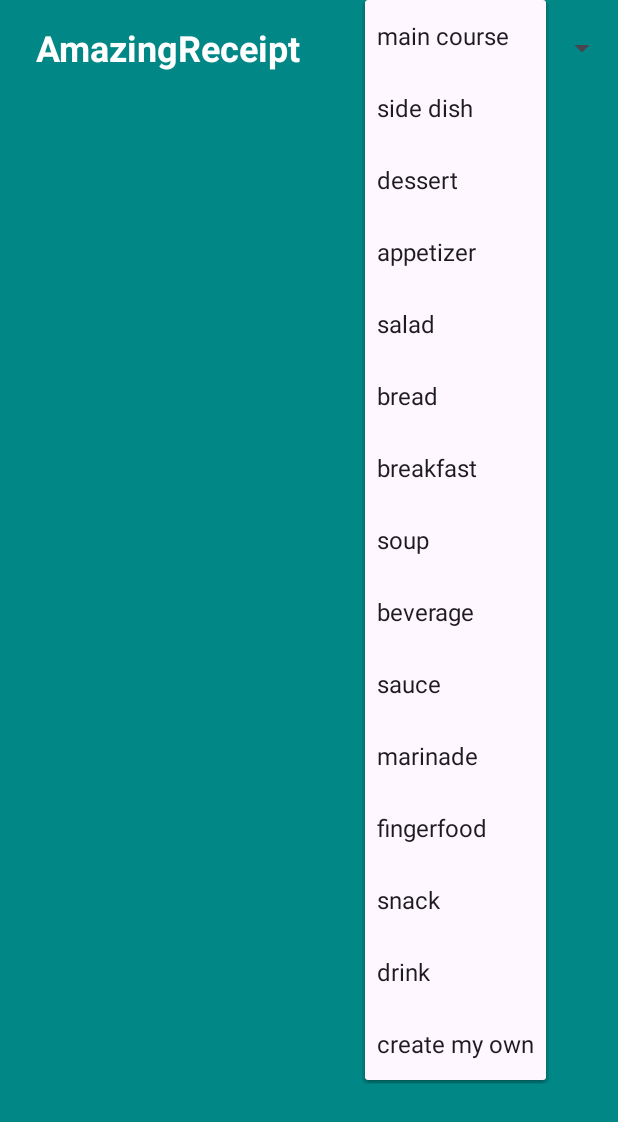
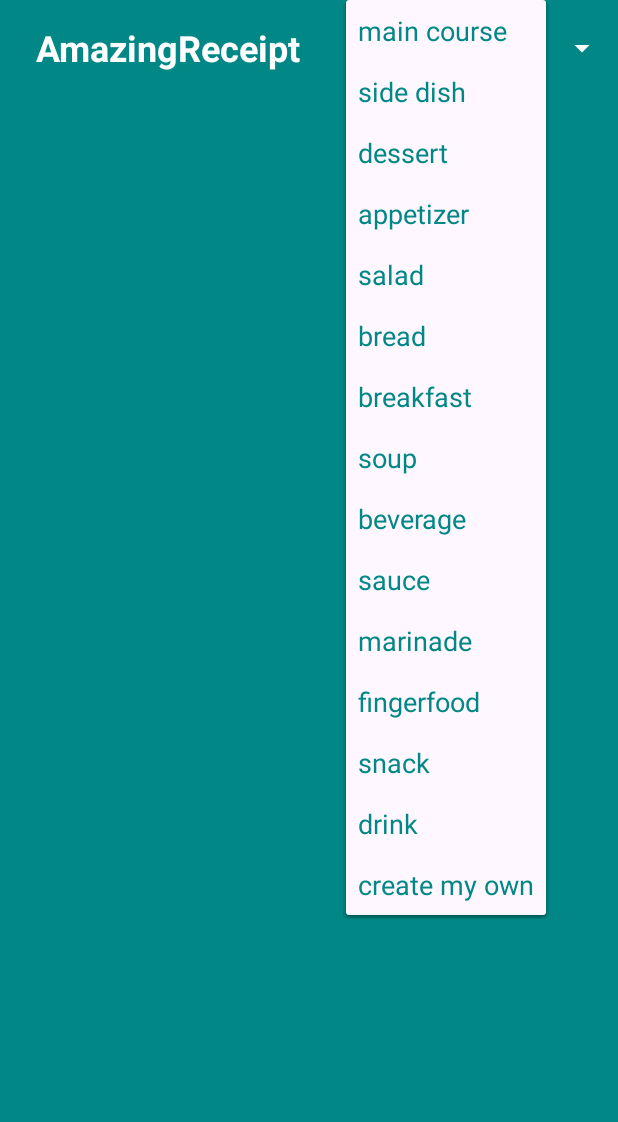
Before and after one commit to dwj020724/Amazing_Recipe, an Android app: the screen it shows after launch (MainActivity), after a tap on "main course", on a phone screen of 412 x 824 dp. Shown: the top 1122 px of the screen. Run offline under Robolectric (Android 15) with nearby library versions, the phone set to English and light mode, and no system bars; 1 statement that could not run was skipped.

Commit message:
finish implement spinner and spinner listener

```diff
--- a/app/src/main/java/com/example/mobileproject/MainActivity.java
+++ b/app/src/main/java/com/example/mobileproject/MainActivity.java
@@ -2,6 +2,11 @@ package com.example.mobileproject;
 
 import android.app.ProgressDialog;
 import android.os.Bundle;
+import android.util.Log;
+import android.view.View;
+import android.widget.AdapterView;
+import android.widget.ArrayAdapter;
+import android.widget.Spinner;
 import android.widget.Toast;
 
 import androidx.activity.EdgeToEdge;
@@ -14,6 +19,9 @@ import androidx.recyclerview.widget.RecyclerView;
 
 import com.example.mobileproject.Models.RandomRecipetApiResponse;
 
+import java.util.ArrayList;
+import java.util.List;
+
 import Adapters.RandomRecipeAdapter;
 import Listeners.RandomRecipeResponseListener;
 
@@ -22,6 +30,9 @@ public class MainActivity extends AppCompatActivity {
     RequestManager manager;
     RandomRecipeAdapter randomRecipeAdapter;
     RecyclerView recyclerView;
+    Spinner spinner;
+    List<String> tags = new ArrayList<>();
+
 
     @Override
     protected void onCreate(Bundle savedInstanceState) {
@@ -31,8 +42,25 @@ public class MainActivity extends AppCompatActivity {
 //        dialog = new ProgressDialog(this);
 //        dialog.setTitle("Loading... ");
 
+        spinner = findViewById(R.id.spinner_tags);
+
+// Use a default layout for spinner items
+        ArrayAdapter<CharSequence> arrayAdapter = ArrayAdapter.createFromResource(
+                this,
+                R.array.tags, // Your string-array in strings.xml
+                R.layout.spinner_text // Default layout
+        );
+        arrayAdapter.setDropDownViewResource(R.layout.spinner_inner_text);
+
+        spinner.setAdapter(arrayAdapter);
+        spinner.setOnItemSelectedListener(spinnerSelectedListener);
+
+
+
+
         manager = new RequestManager(this);
-        manager.getRandomRecipes(randomRecipeResponseListener);
+//        manager.getRandomRecipes(randomRecipeResponseListener);
+//        Log.d("SpinnerTest", "First item: " + firstItem);
 //        dialog.show();
     }
 
@@ -53,4 +81,18 @@ public class MainActivity extends AppCompatActivity {
             Toast.makeText(MainActivity.this, message, Toast.LENGTH_SHORT);
         }
     };
+
+    private final AdapterView.OnItemSelectedListener spinnerSelectedListener = new AdapterView.OnItemSelectedListener() {
+        @Override
+        public void onItemSelected(AdapterView<?> adapterView, View view, int i, long l) {
+            tags.clear();
+            tags.add(adapterView.getSelectedItem().toString());
+            manager.getRandomRecipes(randomRecipeResponseListener, tags);
+        }
+
+        @Override
+        public void onNothingSelected(AdapterView<?> adapterView) {
+            // Handle cases when no item is selected if needed
+        }
+        };
 }
--- a/app/src/main/java/com/example/mobileproject/RequestManager.java
+++ b/app/src/main/java/com/example/mobileproject/RequestManager.java
@@ -2,6 +2,8 @@ package com.example.mobileproject;
 import android.content.Context;
 
 import com.example.mobileproject.Models.RandomRecipetApiResponse;
+
+import java.util.List;
 
 import Listeners.RandomRecipeResponseListener;
 import retrofit2.Call;
@@ -24,9 +26,9 @@ public class RequestManager {
         this.context = context;
     }
 
-    public void getRandomRecipes(RandomRecipeResponseListener listener){
+    public void getRandomRecipes(RandomRecipeResponseListener listener, List<String> tags){
         CallRandomRecipes callRandomRecipes = retrofit.create(CallRandomRecipes.class);
-        Call<RandomRecipetApiResponse> call = callRandomRecipes.callRandomRecipe(context.getString(R.string.api_key), "10");
+        Call<RandomRecipetApiResponse> call = callRandomRecipes.callRandomRecipe(context.getString(R.string.api_key), "10", tags);
         call.enqueue(new Callback<RandomRecipetApiResponse>() {
             @Override
             public void onResponse(Call<RandomRecipetApiResponse> call, Response<RandomRecipetApiResponse> response) {
@@ -47,7 +49,9 @@ public class RequestManager {
         @GET("recipes/random")
         Call<RandomRecipetApiResponse> callRandomRecipe(
                     @Query("apiKey") String apiKey,
-                    @Query("number") String number
+                    @Query("number") String number,
+                    @Query("tags")List<String> tags
+
             );
     }
 
--- a/app/src/main/res/layout/activity_main.xml
+++ b/app/src/main/res/layout/activity_main.xml
@@ -28,10 +28,11 @@
             <Spinner
                 android:id="@+id/spinner_tags"
                 android:gravity="center"
-                android:layout_alignParentEnd="true"
+                android:backgroundTint="@color/white"
                 android:entries="@array/tags"
                 android:layout_width="wrap_content"
-                android:layout_height="match_parent"/>
+                android:layout_height="match_parent"
+                android:layout_alignParentEnd="true"/>
 
         </RelativeLayout>
     </androidx.appcompat.widget.Toolbar>
--- /dev/null
+++ b/app/src/main/res/layout/spinner_inner_text.xml
@@ -0,0 +1,10 @@
+<?xml version="1.0" encoding="utf-8"?>
+<TextView xmlns:android="http://schemas.android.com/apk/res/android"
+    android:layout_width="match_parent"
+    android:layout_height="wrap_content"
+    android:text="Dessert"
+    android:textColor="@color/green"
+    android:textSize="18sp"
+    android:padding="8dp">
+
+</TextView>
--- /dev/null
+++ b/app/src/main/res/layout/spinner_text.xml
@@ -0,0 +1,10 @@
+<?xml version="1.0" encoding="utf-8"?>
+<CheckedTextView xmlns:android="http://schemas.android.com/apk/res/android"
+            android:layout_width="match_parent"
+            android:layout_height="wrap_content"
+            android:padding="8dp"
+            android:text="Menu"
+            android:textSize="18sp"
+            android:textColor="@color/white">
+
+</CheckedTextView>
```
